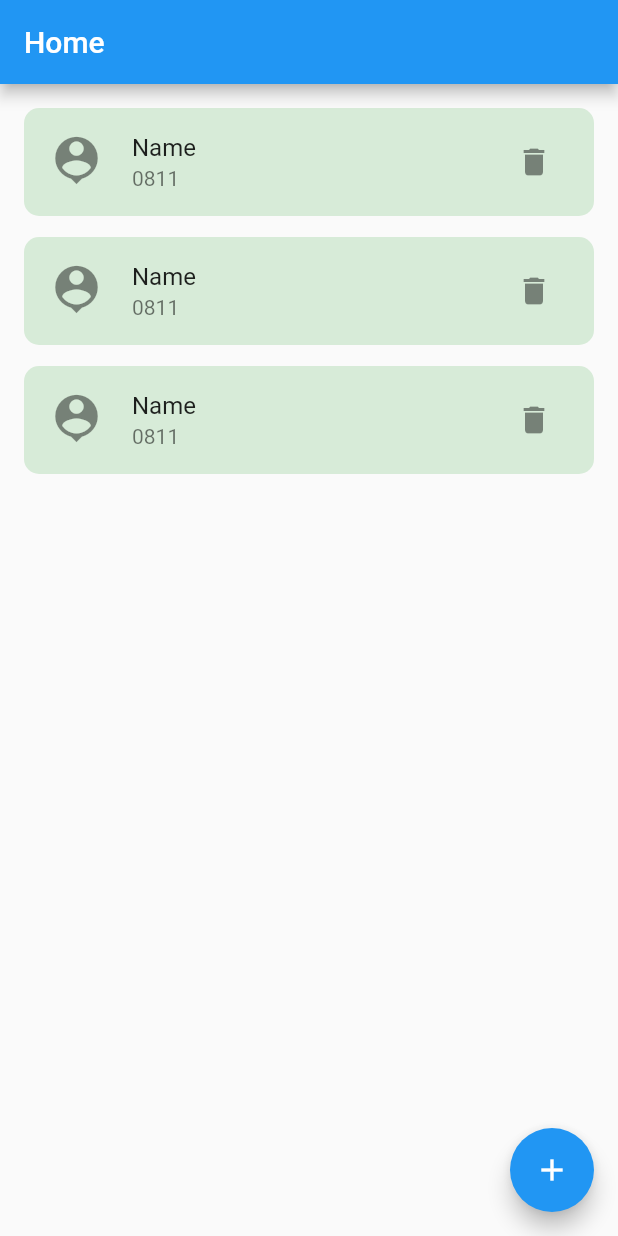
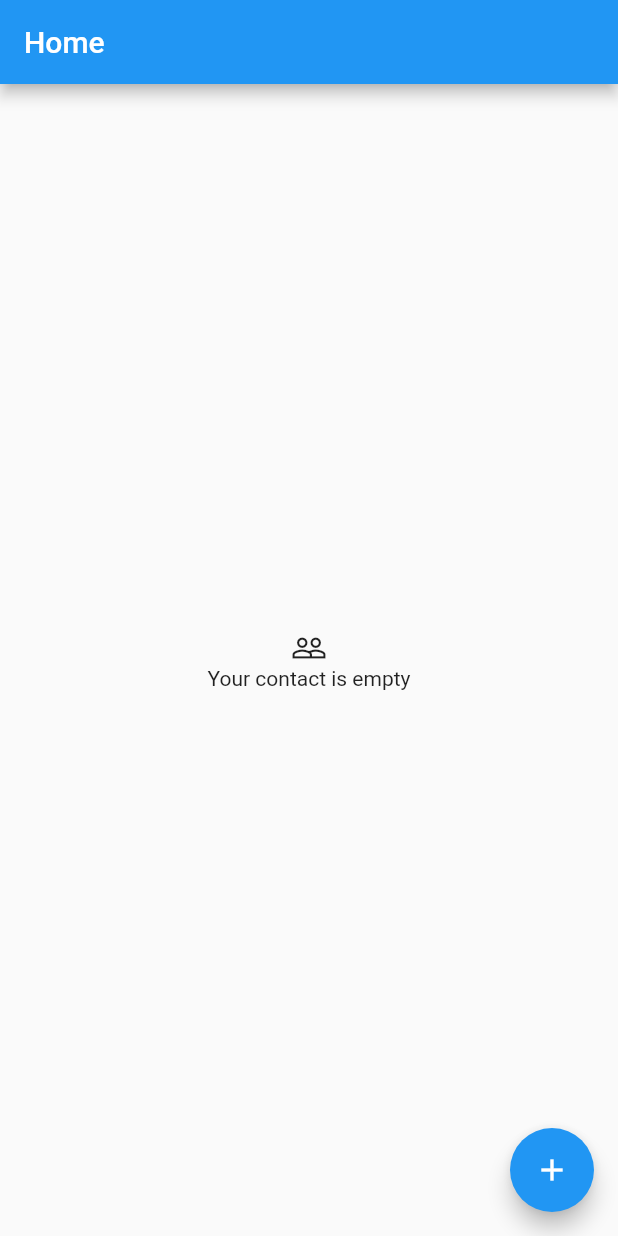
Before and after one commit to ademrizki/contact_app, a Flutter app: the screen it shows after launch, on a phone screen of 412 x 824 dp. Run offline on Flutter 3.47's test engine with Material 2 defaults, Android fonts, the phone set to English and light mode, and no system bars.

Commit message:
Add new contact, remove contact function with provider

```diff
--- a/lib/src/app.dart
+++ b/lib/src/app.dart
@@ -1,17 +1,26 @@
+import 'package:contact_app/src/provider/home_provider.dart';
 import 'package:contact_app/src/view/screen/home_screen.dart';
 import 'package:flutter/material.dart';
+import 'package:provider/provider.dart';
 
 class MyApp extends StatelessWidget {
   const MyApp({Key? key}) : super(key: key);
 
   @override
   Widget build(BuildContext context) {
-    return MaterialApp(
-      title: 'A Contact App Demo',
-      theme: ThemeData(
-        primarySwatch: Colors.blue,
+    return MultiProvider(
+      providers: [
+        ChangeNotifierProvider<HomeProvider>(
+          create: (context) => HomeProvider(),
+        ),
+      ],
+      child: MaterialApp(
+        title: 'A Contact App Demo',
+        theme: ThemeData(
+          primarySwatch: Colors.blue,
+        ),
+        home: const HomeScreen(),
       ),
-      home: const HomeScreen(),
     );
   }
 }
--- a/lib/src/view/screen/home_screen.dart
+++ b/lib/src/view/screen/home_screen.dart
@@ -1,42 +1,75 @@
+import 'package:contact_app/src/provider/home_provider.dart';
 import 'package:contact_app/src/view/screen/create_contact_screen.dart';
 import 'package:flutter/material.dart';
+import 'package:provider/provider.dart';
 
 class HomeScreen extends StatelessWidget {
   const HomeScreen({Key? key}) : super(key: key);
 
   @override
   Widget build(BuildContext context) {
+    final homeProvider = context.read<HomeProvider>();
+
     return Scaffold(
       appBar: AppBar(
         title: const Text('Home'),
       ),
-      body: ListView.builder(
-        itemCount: 3,
+      body: Consumer<HomeProvider>(
+        builder: (context, provider, _) {
+          if (provider.contactList.isEmpty) {
+            return Center(
+              child: Column(
+                mainAxisSize: MainAxisSize.min,
+                mainAxisAlignment: MainAxisAlignment.center,
+                children: const [
+                  Icon(Icons.people_outline),
+                  Text('Your contact is empty'),
+                ],
+              ),
+            );
+          } else {
+            return ListView.builder(
+              itemCount: provider.contactList.length,
               padding: const EdgeInsets.all(16.0),
-        itemBuilder: (context, index) => Padding(
+              itemBuilder: (context, index) {
+                final contact = provider.contactList[index];
+                return Padding(
                   padding: const EdgeInsets.only(bottom: 14),
                   child: ListTile(
-            title: const Text('Name'),
-            subtitle: const Text('0811'),
+                    title: Text(contact['name']),
+                    subtitle: Text(contact['phone']),
                     tileColor: Colors.green.withOpacity(0.2),
                     leading: const Icon(Icons.person_pin, size: 38),
                     trailing: IconButton(
-              onPressed: () {},
+                      onPressed: () => provider.removeContact(index: index),
                       icon: const Icon(Icons.delete),
                     ),
                     shape: RoundedRectangleBorder(
                       borderRadius: BorderRadius.circular(10),
                     ),
                   ),
-        ),
+                );
+              },
+            );
+          }
+        },
       ),
       floatingActionButton: FloatingActionButton(
-        onPressed: () => Navigator.push(
+        onPressed: () async {
+          final Map<String, dynamic>? newContact = await Navigator.push(
             context,
             MaterialPageRoute(
               builder: (context) => const CreateContactScreen(),
             ),
-        ),
+          );
+
+          if (newContact != null) {
+            homeProvider.addNewContact(
+              name: newContact['name'],
+              phoneNumber: newContact['phone'],
+            );
+          }
+        },
         child: const Icon(Icons.add),
       ),
     );
```
Also changed, not shown: lib/src/provider/home_provider.dart (added, +27 -0 lines), lib/src/view/screen/create_contact_screen.dart (+6 -1 lines). Lines whose indentation alone changed are shown as unchanged.
